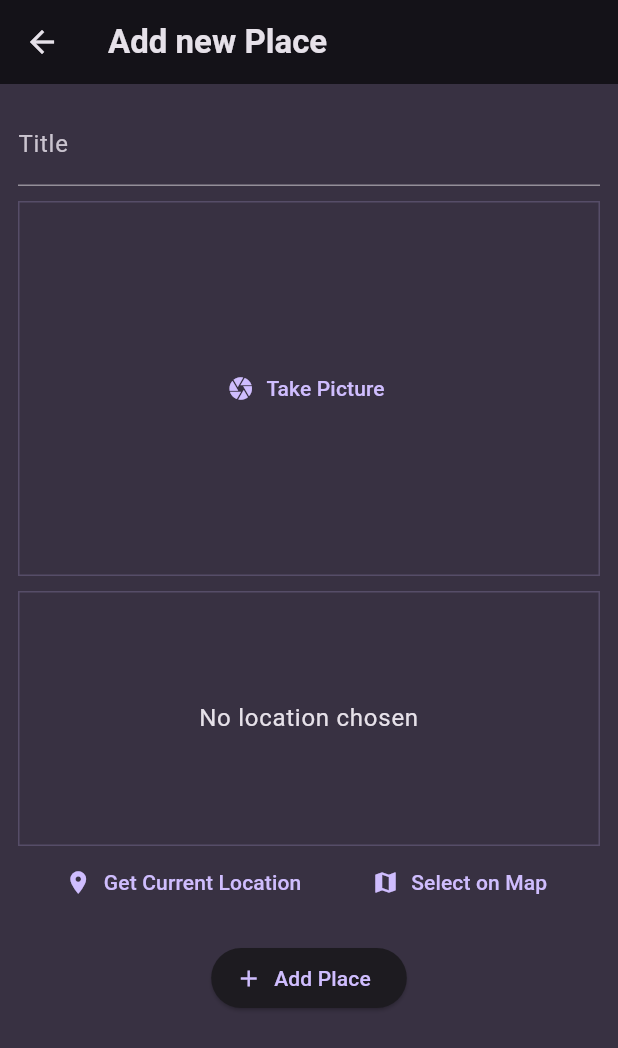
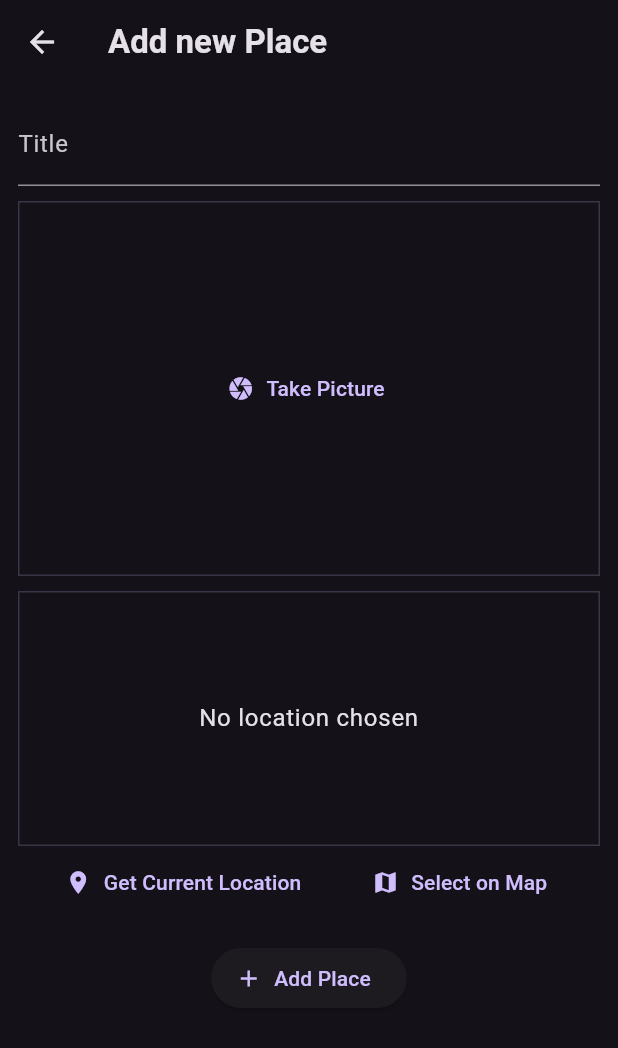
Before and after one commit to AbdulrahmanAlkhawwam/Favorite-Places, a Flutter app: the screen it shows after launch, after a tap on the "add" icon, on a phone screen of 412 x 824 dp. Shown: the top 1048 px of the screen. Run offline on Flutter 3.47's test engine with Material 3 defaults, Android fonts, the phone set to English and light mode, and no system bars; our stand-ins replace flutter_riverpod, google_fonts, image_picker, location, sqflite; missing offline and left inert: flutter_osm_plugin; accounts and stored records are empty; network calls fail.

Commit message:
fix General Error in project

```diff
--- a/lib/main.dart
+++ b/lib/main.dart
@@ -10,8 +10,7 @@ final colorScheme = ColorScheme.fromSeed(
 );
 
 final theme = ThemeData().copyWith(
-  useMaterial3: true,
-  scaffoldBackgroundColor: colorScheme.background,
+  scaffoldBackgroundColor: colorScheme.surface,
   colorScheme: colorScheme,
   textTheme: GoogleFonts.ubuntuCondensedTextTheme().copyWith(
     titleSmall: GoogleFonts.ubuntuCondensed(
--- a/lib/screens/add_places.dart
+++ b/lib/screens/add_places.dart
@@ -29,14 +29,14 @@ class _AddPlaceScreenState extends ConsumerState<AddPlace> {
       ScaffoldMessenger.of(context).showSnackBar(SnackBar(
         duration: const Duration(milliseconds: 1500),
         backgroundColor: Theme.of(context).colorScheme.primary,
-        content: const Text(
-            'you should full all Field !'),
+        content: const Text('you should full all Field !'),
       ));
       return;
     }
 
-    ref.read(userPlacesProvider.notifier).addPlace(
-        enteredTitle, _selectedImage!, _selectedLocation!);
+    ref
+        .read(userPlacesProvider.notifier)
+        .addPlace(enteredTitle, _selectedImage!, _selectedLocation!);
 
     Navigator.of(context).pop();
   }
@@ -61,7 +61,7 @@ class _AddPlaceScreenState extends ConsumerState<AddPlace> {
               decoration: const InputDecoration(labelText: 'Title'),
               controller: _titleController,
               style: TextStyle(
-                color: Theme.of(context).colorScheme.onBackground,
+                color: Theme.of(context).colorScheme.onSurface,
               ),
             ),
             const SizedBox(height: 10),
--- a/lib/screens/map.dart
+++ b/lib/screens/map.dart
@@ -99,7 +99,7 @@ class _MapScreenState extends State<MapScreen> {
               children: [
                 CircleAvatar(
                   radius: 25,
-                  backgroundColor: Theme.of(context).colorScheme.background,
+                  backgroundColor: Theme.of(context).colorScheme.surface,
                   child: IconButton(
                     onPressed: () async {
                       await controller.zoomIn();
@@ -110,7 +110,7 @@ class _MapScreenState extends State<MapScreen> {
                 const SizedBox(height: 15),
                 CircleAvatar(
                   radius: 25,
-                  backgroundColor: Theme.of(context).colorScheme.background,
+                  backgroundColor: Theme.of(context).colorScheme.surface,
                   child: IconButton(
                     icon: const Icon(Icons.remove),
                     onPressed: () async {
--- a/lib/widgets/image_input.dart
+++ b/lib/widgets/image_input.dart
@@ -20,7 +20,7 @@ class _ImageInputState extends State<ImageInput> {
   void _takePicture() async {
     final imagePicker = ImagePicker();
     final pickedImage =
-    await imagePicker.pickImage(source: ImageSource.camera, maxWidth: 600);
+        await imagePicker.pickImage(source: ImageSource.camera, maxWidth: 600);
 
     if (pickedImage == null) {
       return;
--- a/lib/widgets/location_input.dart
+++ b/lib/widgets/location_input.dart
@@ -123,7 +123,7 @@ class _LocationInputState extends State<LocationInput> {
       'No location chosen',
       textAlign: TextAlign.center,
       style: Theme.of(context).textTheme.bodyLarge!.copyWith(
-            color: Theme.of(context).colorScheme.onBackground,
+            color: Theme.of(context).colorScheme.onSurface,
           ),
     );
 
--- a/lib/widgets/places_list.dart
+++ b/lib/widgets/places_list.dart
@@ -14,7 +14,7 @@ class PlacesList extends StatelessWidget {
         child: Text(
           'No places added yet',
           style: Theme.of(context).textTheme.bodyLarge!.copyWith(
-                color: Theme.of(context).colorScheme.onBackground,
+                color: Theme.of(context).colorScheme.onSurface,
               ),
         ),
       );
@@ -30,14 +30,14 @@ class PlacesList extends StatelessWidget {
         title: Text(
           places[index].title,
           style: Theme.of(context).textTheme.titleMedium!.copyWith(
-                color: Theme.of(context).colorScheme.onBackground,
+                color: Theme.of(context).colorScheme.onSurface,
               ),
         ),
         subtitle: Text(
           maxLines: 1,
           places[index].location.address ?? "Location address",
           style: Theme.of(context).textTheme.bodySmall!.copyWith(
-                color: Theme.of(context).colorScheme.onBackground,
+                color: Theme.of(context).colorScheme.onSurface,
                 overflow: TextOverflow.ellipsis,
               ),
         ),
```
Also changed, not shown: lib/models/place_location.dart (+7 -5 lines), lib/providers/user_places.dart (+6 -2 lines), lib/screens/place_details.dart (+4 -3 lines), lib/screens/places.dart (+3 -6 lines), pubspec.yaml (+0 -50 lines), pubspec.lock.
